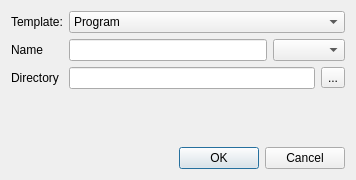
OpenCobolIDE/OpenCobolIDE, file forms/dlg_file_type.ui: the form before one commit.
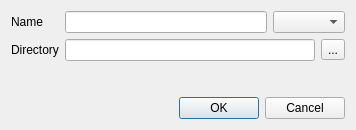
The form after the commit. Icons and pictures are not drawn.

Commit message: Simplify new file template

The edit to the form file:
```diff
--- a/forms/dlg_file_type.ui
+++ b/forms/dlg_file_type.ui
@@ -7,7 +7,7 @@
     <x>0</x>
     <y>0</y>
     <width>356</width>
-    <height>180</height>
+    <height>130</height>
    </rect>
   </property>
   <property name="windowTitle">
@@ -21,45 +21,37 @@
    <item>
     <layout class="QFormLayout" name="formLayout">
      <item row="0" column="0">
-      <widget class="QLabel" name="label">
+      <widget class="QLabel" name="labelName">
        <property name="text">
-        <string>Template:</string>
+        <string>Name</string>
        </property>
       </widget>
      </item>
      <item row="0" column="1">
-      <widget class="QComboBox" name="comboBoxType">
-       <property name="toolTip">
-        <string>New file template (program, module or empty)</string>
-       </property>
-       <property name="statusTip">
-        <string>New file template (program, module or empty)</string>
-       </property>
+      <layout class="QHBoxLayout" name="horizontalLayout_2">
        <item>
-        <property name="text">
-         <string>Program</string>
-        </property>
+        <widget class="QLineEdit" name="lineEditName">
+         <property name="toolTip">
+          <string>Program name (without path and without extension)</string>
+         </property>
+         <property name="statusTip">
+          <string>Program name (without path and without extension)</string>
+         </property>
+        </widget>
        </item>
        <item>
-        <property name="text">
-         <string>Module</string>
-        </property>
+        <widget class="QComboBox" name="comboBoxExtension"/>
        </item>
-       <item>
-        <property name="text">
-         <string>Empty</string>
-        </property>
-       </item>
-      </widget>
+      </layout>
      </item>
-     <item row="2" column="0">
+     <item row="1" column="0">
       <widget class="QLabel" name="labelDir">
        <property name="text">
         <string>Directory</string>
        </property>
       </widget>
      </item>
-     <item row="2" column="1">
+     <item row="1" column="1">
       <layout class="QHBoxLayout" name="horizontalLayout">
        <item>
         <widget class="QLineEdit" name="lineEditPath">
@@ -86,30 +78,6 @@
        </item>
       </layout>
      </item>
-     <item row="1" column="0">
-      <widget class="QLabel" name="labelName">
-       <property name="text">
-        <string>Name</string>
-       </property>
-      </widget>
-     </item>
-     <item row="1" column="1">
-      <layout class="QHBoxLayout" name="horizontalLayout_2">
-       <item>
-        <widget class="QLineEdit" name="lineEditName">
-         <property name="toolTip">
-          <string>Program name (without path and without extension)</string>
-         </property>
-         <property name="statusTip">
-          <string>Program name (without path and without extension)</string>
-         </property>
-        </widget>
-       </item>
-       <item>
-        <widget class="QComboBox" name="comboBoxExtension"/>
-       </item>
-      </layout>
-     </item>
     </layout>
    </item>
    <item>
```
Left out of the diff: 1 changed line with no effect on the pictures. The commit also changes 2 other files.
